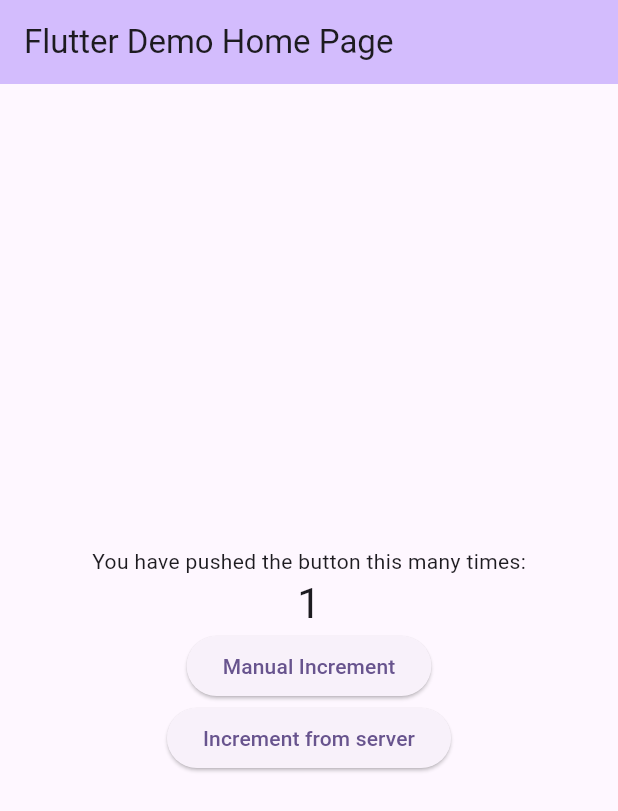
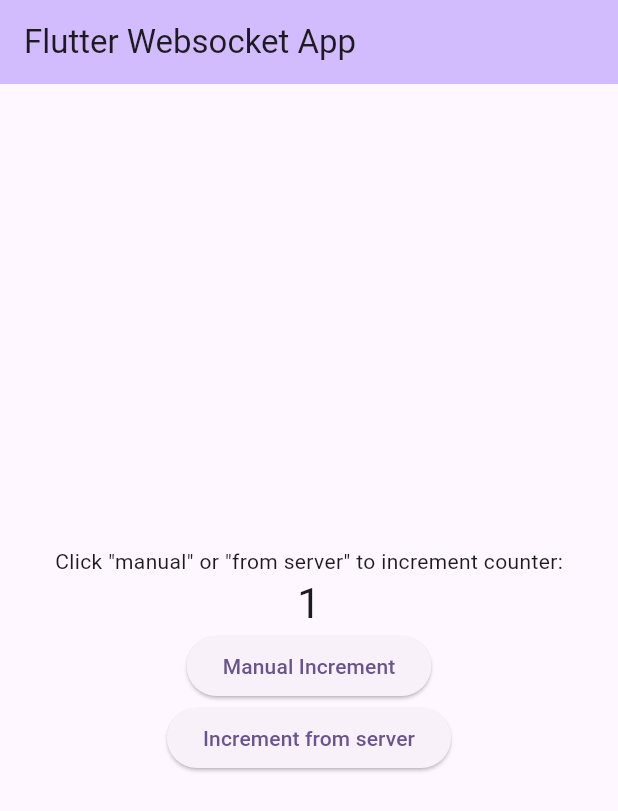
Before and after one commit to dobrunov/Flutter_websocket_app_frontend, a Flutter app: the screen it shows after launch, after a tap on "Manual Increment", after a tap on "Increment from server", on a phone screen of 412 x 824 dp. Shown: the top 811 px of the screen. Run offline on Flutter 3.47's test engine with Material 3 defaults, Android fonts, the phone set to English and light mode, and no system bars; our stand-ins replace flutter_mobx, mobx; generated files the repository leaves out were written again; network calls fail.

Commit message:
basic working code with mobx

```diff
--- a/lib/main.dart
+++ b/lib/main.dart
@@ -1,13 +1,13 @@
 import 'package:flutter/material.dart';
-import 'package:flutter_websocket_client/socket.dart';
-import 'package:flutter_websocket_client/store.dart';
+import 'package:flutter_mobx/flutter_mobx.dart';
+import 'package:flutter_websocket_client/store/store.dart';
+import 'package:flutter_websocket_client/websocket/websocket_client.dart';
 import 'package:provider/provider.dart';
-import 'package:flutter_mobx/flutter_mobx.dart';
 
 void main() async {
-  AppState appStore = AppState(); // Instantiate the store
+  AppState appStore = AppState();
 
-  WebSocketClient socket = WebSocketClient(appStore, "ws://127.0.0.1:8042/gui", delay: 15);
+  WebSocketClient socket = WebSocketClient(appStore, "ws://127.0.0.1:8042", delay: 15);
 
   runApp(MultiProvider(providers: [
     Provider<AppState>(create: (_) => appStore),
@@ -18,16 +18,15 @@
 class MyApp extends StatelessWidget {
   const MyApp({super.key});
 
-  // This widget is the root of your application.
   @override
   Widget build(BuildContext context) {
     return MaterialApp(
-      title: 'Flutter Demo',
+      title: 'Flutter Websocket App',
       theme: ThemeData(
         colorScheme: ColorScheme.fromSeed(seedColor: Colors.deepPurple),
         useMaterial3: true,
       ),
-      home: const MyHomePage(title: 'Flutter Demo Home Page'),
+      home: const MyHomePage(title: 'Flutter Websocket App'),
     );
   }
 }
@@ -64,22 +63,22 @@
           mainAxisAlignment: MainAxisAlignment.center,
           children: <Widget>[
             const Text(
-              'You have pushed the button this many times:',
+              'Click "manual" or "from server" to increment counter:',
             ),
             Observer(builder: (context) {
               return Text(
-                store.main.counter.toString(),
+                store.home.counter.toString(),
                 style: Theme.of(context).textTheme.headlineMedium,
               );
             }),
             ElevatedButton(
                 onPressed: () {
-                  store.main.incrementCounter();
+                  store.home.incrementCounter();
                 },
                 child: const Text('Manual Increment')),
             ElevatedButton(
                 onPressed: () {
-                  socket.sendMessage({"type": SocketMessageType.incrementCounter, "data": ""});
+                  socket.sendMessage({"type": SocketMessageType.incrementCounter, "data": "1"});
                 },
                 child: const Text('Increment from server'))
           ],
--- a/lib/store.dart
+++ b/lib/store/store.dart
@@ -10,5 +10,5 @@
 
 abstract class AppStateBase with Store {
   @observable
-  HomePage main = HomePage();
+  HomePage home = HomePage();
 }
--- a/lib/socket.dart
+++ b/lib/websocket/websocket_client.dart
@@ -2,7 +2,7 @@
 import 'dart:convert';
 import 'dart:developer';
 
-import 'package:flutter_websocket_client/store.dart';
+import 'package:flutter_websocket_client/store/store.dart';
 import 'package:web_socket_channel/web_socket_channel.dart';
 
 class WebSocketClient {
@@ -20,27 +20,24 @@
   void _connect() {
     _webSocketChannel?.sink.close();
 
-    _webSocketChannel = WebSocketChannel.connect(
-      Uri.parse(uri),
-      protocols: {"websocket"},
-    );
+    _webSocketChannel = WebSocketChannel.connect(Uri.parse(uri));
 
-    store.main.updateConnectedState(true);
+    store.home.updateConnectedState(true);
 
     _webSocketChannel!.stream.listen(
       (event) {
         _reconnectAttempts = 0;
-        store.main.updateConnectedState(true);
+        store.home.updateConnectedState(true);
         _handleMessage(event);
       },
       onError: (error) async {
         log('[WebSocket Error]: $error');
-        store.main.updateConnectedState(false);
+        store.home.updateConnectedState(false);
         _handleReconnect();
       },
       onDone: () async {
         log('[WebSocket Disconnected]');
-        store.main.updateConnectedState(false);
+        store.home.updateConnectedState(false);
         _handleReconnect();
       },
       cancelOnError: true,
@@ -70,11 +67,7 @@
 
     switch (jsonData['type']) {
       case SocketMessageType.updateCounter:
-        store.main.updateCounter(jsonData['data']);
-        break;
-
-      case SocketMessageType.testTwo:
-        store.main.updateTestTwo(jsonData['data']);
+        store.home.updateCounter(jsonData['data']);
         break;
     }
   }
@@ -88,5 +81,4 @@
 class SocketMessageType {
   static const updateCounter = "UpdateCounter";
   static const incrementCounter = "IncrementCounter";
-  static const testTwo = "TestTwo";
 }
```
Also changed, not shown: lib/store/home_store.dart (renamed from lib/home_store.dart, +2 -10 lines), lib/models/counter_model.dart (renamed from lib/counter_model.dart), lib/store/home_store.g.dart, lib/store/store.g.dart, pubspec.lock.
